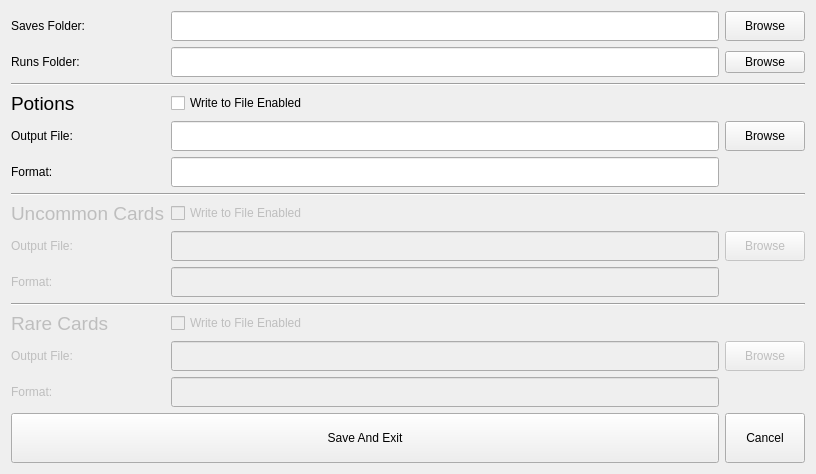
This is src/ui/options.ui in casey-c/spiretool as Qt 5 draws it before an edit. The edited form follows.
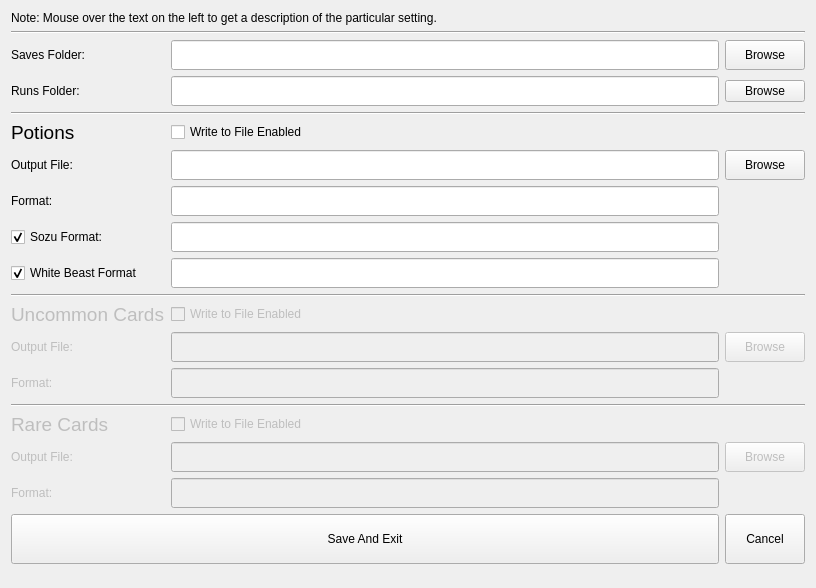
This is the edited form. Icons and pictures are not drawn.

Commit message: Potion updates (boss floor chests, Sozu, WBS) and tool tips

```diff
--- a/src/ui/options.ui
+++ b/src/ui/options.ui
@@ -10,7 +10,7 @@
     <x>0</x>
     <y>0</y>
     <width>816</width>
-    <height>473</height>
+    <height>588</height>
    </rect>
   </property>
   <property name="sizePolicy">
@@ -30,82 +30,127 @@
     <normaloff>:/logo/logo32.png</normaloff>:/logo/logo32.png</iconset>
   </property>
   <layout class="QGridLayout" name="gridLayout">
-   <item row="7" column="0">
-    <widget class="QLabel" name="label_5">
-     <property name="enabled">
-      <bool>false</bool>
-     </property>
-     <property name="font">
-      <font>
-       <pointsize>14</pointsize>
-      </font>
+   <item row="2" column="2">
+    <widget class="QPushButton" name="browse_saves">
+     <property name="minimumSize">
+      <size>
+       <width>0</width>
+       <height>30</height>
+      </size>
      </property>
      <property name="text">
-      <string>Uncommon Cards</string>
+      <string>Browse</string>
      </property>
     </widget>
    </item>
-   <item row="8" column="0">
-    <widget class="QLabel" name="label_6">
+   <item row="13" column="1">
+    <widget class="QLineEdit" name="lineEdit_4">
      <property name="enabled">
       <bool>false</bool>
+     </property>
+     <property name="minimumSize">
+      <size>
+       <width>0</width>
+       <height>30</height>
+      </size>
+     </property>
+    </widget>
+   </item>
+   <item row="6" column="0">
+    <widget class="QLabel" name="label_potion_out">
+     <property name="toolTip">
+      <string>&lt;html&gt;&lt;head/&gt;&lt;body&gt;&lt;p&gt;The name of the file to write to. Defaults to potions.txt in the current directory (where you ran this .exe from). WARNING: this file will be overwritten / destroyed repeatedly.&lt;/p&gt;&lt;/body&gt;&lt;/html&gt;</string>
      </property>
      <property name="text">
       <string>Output File:</string>
      </property>
     </widget>
    </item>
-   <item row="0" column="1">
-    <widget class="QLineEdit" name="edit_saves">
-     <property name="minimumSize">
-      <size>
-       <width>0</width>
-       <height>30</height>
-      </size>
+   <item row="3" column="0">
+    <widget class="QLabel" name="label_2">
+     <property name="toolTip">
+      <string>&lt;html&gt;&lt;head/&gt;&lt;body&gt;&lt;p&gt;Point the program to SlayTheSpire's runs folder for it to track your run history statistics for all games you've played. Note that this data may be incomplete as it depends on what runs are saved in this folder. As of March 22 2020, saves made on different computers/installs will not all be downloaded automatically (they might not be stored in the Steam Cloud).&lt;/p&gt;&lt;p&gt;You should use the browse button to the right to make sure you get a valid path. With a Steam copy on Windows, this should default to something like:&lt;/p&gt;&lt;p&gt;C:/Program Files (x86)/Steam/steamapps/common/SlayTheSpire/runs&lt;/p&gt;&lt;/body&gt;&lt;/html&gt;</string>
      </property>
-    </widget>
-   </item>
-   <item row="11" column="1">
-    <widget class="QCheckBox" name="checkBox_3">
-     <property name="enabled">
-      <bool>false</bool>
-     </property>
      <property name="text">
-      <string>Write to File Enabled</string>
+      <string>Runs Folder:</string>
      </property>
     </widget>
    </item>
-   <item row="11" column="0">
-    <widget class="QLabel" name="label_8">
-     <property name="enabled">
-      <bool>false</bool>
-     </property>
-     <property name="font">
-      <font>
-       <pointsize>14</pointsize>
-      </font>
-     </property>
-     <property name="text">
-      <string>Rare Cards</string>
-     </property>
-    </widget>
-   </item>
-   <item row="10" column="0" colspan="3">
-    <widget class="Line" name="line_3">
+   <item row="11" column="0" colspan="3">
+    <widget class="Line" name="line_2">
      <property name="orientation">
       <enum>Qt::Horizontal</enum>
      </property>
     </widget>
    </item>
    <item row="3" column="1">
-    <widget class="QCheckBox" name="check_potion">
+    <widget class="QLineEdit" name="edit_runs">
+     <property name="minimumSize">
+      <size>
+       <width>0</width>
+       <height>30</height>
+      </size>
+     </property>
+    </widget>
+   </item>
+   <item row="17" column="0">
+    <widget class="QLabel" name="label_9">
+     <property name="enabled">
+      <bool>false</bool>
+     </property>
      <property name="text">
-      <string>Write to File Enabled</string>
+      <string>Output File:</string>
+     </property>
+    </widget>
+   </item>
+   <item row="14" column="0">
+    <widget class="QLabel" name="label_7">
+     <property name="enabled">
+      <bool>false</bool>
+     </property>
+     <property name="text">
+      <string>Format:</string>
+     </property>
+    </widget>
+   </item>
+   <item row="20" column="2">
+    <widget class="QPushButton" name="button_cancel">
+     <property name="sizePolicy">
+      <sizepolicy hsizetype="Minimum" vsizetype="Fixed">
+       <horstretch>0</horstretch>
+       <verstretch>0</verstretch>
+      </sizepolicy>
+     </property>
+     <property name="minimumSize">
+      <size>
+       <width>0</width>
+       <height>50</height>
+      </size>
+     </property>
+     <property name="text">
+      <string>Cancel</string>
      </property>
     </widget>
    </item>
    <item row="9" column="1">
-    <widget class="QLineEdit" name="lineEdit_5">
+    <widget class="QLineEdit" name="edit_potion_format_wbs">
+     <property name="minimumSize">
+      <size>
+       <width>0</width>
+       <height>30</height>
+      </size>
+     </property>
+    </widget>
+   </item>
+   <item row="3" column="2">
+    <widget class="QPushButton" name="browse_runs">
+     <property name="text">
+      <string>Browse</string>
+     </property>
+    </widget>
+   </item>
+   <item row="18" column="1">
+    <widget class="QLineEdit" name="lineEdit_7">
      <property name="enabled">
       <bool>false</bool>
      </property>
@@ -117,37 +162,86 @@
      </property>
     </widget>
    </item>
-   <item row="5" column="0">
-    <widget class="QLabel" name="label_potion_format">
+   <item row="7" column="1">
+    <widget class="QLineEdit" name="edit_potion_format">
+     <property name="minimumSize">
+      <size>
+       <width>0</width>
+       <height>30</height>
+      </size>
+     </property>
+    </widget>
+   </item>
+   <item row="13" column="2">
+    <widget class="QPushButton" name="browse_uncommon_out">
+     <property name="enabled">
+      <bool>false</bool>
+     </property>
+     <property name="minimumSize">
+      <size>
+       <width>0</width>
+       <height>30</height>
+      </size>
+     </property>
      <property name="text">
-      <string>Format:</string>
+      <string>Browse</string>
+     </property>
+    </widget>
+   </item>
+   <item row="0" column="0" colspan="3">
+    <widget class="QLabel" name="label_4">
+     <property name="sizePolicy">
+      <sizepolicy hsizetype="Preferred" vsizetype="Fixed">
+       <horstretch>0</horstretch>
+       <verstretch>0</verstretch>
+      </sizepolicy>
+     </property>
+     <property name="text">
+      <string>Note: Mouse over the text on the left to get a description of the particular setting.</string>
+     </property>
+    </widget>
+   </item>
+   <item row="4" column="0" colspan="3">
+    <widget class="Line" name="line">
+     <property name="orientation">
+      <enum>Qt::Horizontal</enum>
+     </property>
+    </widget>
+   </item>
+   <item row="5" column="1">
+    <widget class="QCheckBox" name="check_potion">
+     <property name="toolTip">
+      <string>&lt;html&gt;&lt;head/&gt;&lt;body&gt;&lt;p&gt;Enable/disable the writing of the potion chance to file. The main UI will continue to update, but no file is written if this setting is unchecked.&lt;/p&gt;&lt;/body&gt;&lt;/html&gt;</string>
+     </property>
+     <property name="text">
+      <string>Write to File Enabled</string>
      </property>
     </widget>
    </item>
    <item row="12" column="1">
-    <widget class="QLineEdit" name="lineEdit_6">
+    <widget class="QCheckBox" name="checkBox_2">
      <property name="enabled">
       <bool>false</bool>
      </property>
-     <property name="minimumSize">
-      <size>
-       <width>0</width>
-       <height>30</height>
-      </size>
+     <property name="text">
+      <string>Write to File Enabled</string>
      </property>
     </widget>
    </item>
-   <item row="4" column="1">
-    <widget class="QLineEdit" name="edit_potion_out">
-     <property name="minimumSize">
-      <size>
-       <width>0</width>
-       <height>30</height>
-      </size>
+   <item row="9" column="0">
+    <widget class="QCheckBox" name="check_wbs">
+     <property name="toolTip">
+      <string>&lt;html&gt;&lt;head/&gt;&lt;body&gt;&lt;p&gt;Override the default formatting when the current run has the &amp;quot;White Beast Statue&amp;quot; relic. With this relic, every combat is guaranteed to drop a potion. You may use the '$' character to replace it with the actual number, but it is basically meaningless as every combat reward will have a potion. Note that this override can be disabled by unchecking this box. Also note that in runs with both WBS and Sozu, the Sozu string above will take precedence if enabled. By default, the string here is &amp;quot;100% White Beast Statue&amp;quot;.&lt;/p&gt;&lt;/body&gt;&lt;/html&gt;</string>
      </property>
+     <property name="text">
+      <string>White Beast Format</string>
+     </property>
+     <property name="checked">
+      <bool>true</bool>
+     </property>
     </widget>
    </item>
-   <item row="12" column="2">
+   <item row="17" column="2">
     <widget class="QPushButton" name="browse_rare_out">
      <property name="enabled">
       <bool>false</bool>
@@ -163,7 +257,32 @@
      </property>
     </widget>
    </item>
-   <item row="13" column="0">
+   <item row="12" column="0">
+    <widget class="QLabel" name="label_5">
+     <property name="enabled">
+      <bool>false</bool>
+     </property>
+     <property name="font">
+      <font>
+       <pointsize>14</pointsize>
+      </font>
+     </property>
+     <property name="text">
+      <string>Uncommon Cards</string>
+     </property>
+    </widget>
+   </item>
+   <item row="7" column="0">
+    <widget class="QLabel" name="label_potion_format">
+     <property name="toolTip">
+      <string>&lt;html&gt;&lt;head/&gt;&lt;body&gt;&lt;p&gt;You can gently format the output to fit your specific needs. The program will place all occurences of the '$' character with the particular integer corresponding to the potion chance. For example, the text:&lt;/p&gt;&lt;p&gt;Potions: $%&lt;/p&gt;&lt;p&gt;will write:&lt;/p&gt;&lt;p&gt;Potions: 40%&lt;/p&gt;&lt;p&gt;into the file specified above.&lt;/p&gt;&lt;/body&gt;&lt;/html&gt;</string>
+     </property>
+     <property name="text">
+      <string>Format:</string>
+     </property>
+    </widget>
+   </item>
+   <item row="18" column="0">
     <widget class="QLabel" name="label_10">
      <property name="enabled">
       <bool>false</bool>
@@ -173,20 +292,46 @@
      </property>
     </widget>
    </item>
-   <item row="4" column="2">
-    <widget class="QPushButton" name="browse_potion_out">
+   <item row="8" column="1">
+    <widget class="QLineEdit" name="edit_potion_format_sozu">
      <property name="minimumSize">
       <size>
        <width>0</width>
        <height>30</height>
       </size>
      </property>
+    </widget>
+   </item>
+   <item row="20" column="0" colspan="2">
+    <widget class="QPushButton" name="button_save">
+     <property name="sizePolicy">
+      <sizepolicy hsizetype="Minimum" vsizetype="Fixed">
+       <horstretch>0</horstretch>
+       <verstretch>0</verstretch>
+      </sizepolicy>
+     </property>
+     <property name="minimumSize">
+      <size>
+       <width>0</width>
+       <height>50</height>
+      </size>
+     </property>
      <property name="text">
-      <string>Browse</string>
+      <string>Save And Exit</string>
      </property>
     </widget>
    </item>
-   <item row="3" column="0">
+   <item row="16" column="1">
+    <widget class="QCheckBox" name="checkBox_3">
+     <property name="enabled">
+      <bool>false</bool>
+     </property>
+     <property name="text">
+      <string>Write to File Enabled</string>
+     </property>
+    </widget>
+   </item>
+   <item row="5" column="0">
     <widget class="QLabel" name="label_3">
      <property name="font">
       <font>
@@ -198,15 +343,11 @@
      </property>
     </widget>
    </item>
-   <item row="2" column="0" colspan="3">
-    <widget class="Line" name="line">
-     <property name="orientation">
-      <enum>Qt::Horizontal</enum>
+   <item row="17" column="1">
+    <widget class="QLineEdit" name="lineEdit_6">
+     <property name="enabled">
+      <bool>false</bool>
      </property>
-    </widget>
-   </item>
-   <item row="5" column="1">
-    <widget class="QLineEdit" name="edit_potion_format">
      <property name="minimumSize">
       <size>
        <width>0</width>
@@ -215,27 +356,45 @@
      </property>
     </widget>
    </item>
-   <item row="7" column="1">
-    <widget class="QCheckBox" name="checkBox_2">
+   <item row="16" column="0">
+    <widget class="QLabel" name="label_8">
      <property name="enabled">
       <bool>false</bool>
      </property>
+     <property name="font">
+      <font>
+       <pointsize>14</pointsize>
+      </font>
+     </property>
      <property name="text">
-      <string>Write to File Enabled</string>
+      <string>Rare Cards</string>
      </property>
     </widget>
    </item>
-   <item row="9" column="0">
-    <widget class="QLabel" name="label_7">
+   <item row="13" column="0">
+    <widget class="QLabel" name="label_6">
      <property name="enabled">
       <bool>false</bool>
      </property>
      <property name="text">
-      <string>Format:</string>
+      <string>Output File:</string>
      </property>
     </widget>
    </item>
-   <item row="0" column="0">
+   <item row="8" column="0">
+    <widget class="QCheckBox" name="check_sozu">
+     <property name="toolTip">
+      <string>&lt;html&gt;&lt;head/&gt;&lt;body&gt;&lt;p&gt;Override the above formatting when the current run has Sozu. Like before, the '$' character is replaced with the potion chance (which remains an integer percentage that changes between floors). There will still be potion drops (the chances for each floor remain the same and you'll still see potions appear), but you may choose to have custom text instead since you cannot actually pick the potions up.&lt;/p&gt;&lt;p&gt;By default, the string is &amp;quot;0% Sozu&amp;quot; which indicates that even though there may be potion drops, you cannot pick any of them up. You can disable custom messages for having the Sozu relic by unchecking this box (it will revert to the original format). Note that this format string overrides the White Beast Statue string (as white beast statue puts the chance to 100% but you can't pick up potions).&lt;/p&gt;&lt;/body&gt;&lt;/html&gt;</string>
+     </property>
+     <property name="text">
+      <string>Sozu Format:</string>
+     </property>
+     <property name="checked">
+      <bool>true</bool>
+     </property>
+    </widget>
+   </item>
+   <item row="2" column="0">
     <layout class="QGridLayout" name="gridLayout_2">
      <item row="0" column="0">
       <widget class="QLabel" name="label">
@@ -246,27 +405,8 @@
      </item>
     </layout>
    </item>
-   <item row="15" column="2">
-    <widget class="QPushButton" name="button_cancel">
-     <property name="sizePolicy">
-      <sizepolicy hsizetype="Minimum" vsizetype="Fixed">
-       <horstretch>0</horstretch>
-       <verstretch>0</verstretch>
-      </sizepolicy>
-     </property>
-     <property name="minimumSize">
-      <size>
-       <width>0</width>
-       <height>50</height>
-      </size>
-     </property>
-     <property name="text">
-      <string>Cancel</string>
-     </property>
-    </widget>
-   </item>
-   <item row="13" column="1">
-    <widget class="QLineEdit" name="lineEdit_7">
+   <item row="14" column="1">
+    <widget class="QLineEdit" name="lineEdit_5">
      <property name="enabled">
       <bool>false</bool>
      </property>
@@ -278,18 +418,8 @@
      </property>
     </widget>
    </item>
-   <item row="4" column="0">
-    <widget class="QLabel" name="label_potion_out">
-     <property name="text">
-      <string>Output File:</string>
-     </property>
-    </widget>
-   </item>
-   <item row="8" column="2">
-    <widget class="QPushButton" name="browse_uncommon_out">
-     <property name="enabled">
-      <bool>false</bool>
-     </property>
+   <item row="6" column="2">
+    <widget class="QPushButton" name="browse_potion_out">
      <property name="minimumSize">
       <size>
        <width>0</width>
@@ -301,77 +431,25 @@
      </property>
     </widget>
    </item>
-   <item row="6" column="0" colspan="3">
-    <widget class="Line" name="line_2">
-     <property name="orientation">
-      <enum>Qt::Horizontal</enum>
-     </property>
-    </widget>
-   </item>
-   <item row="15" column="0" colspan="2">
-    <widget class="QPushButton" name="button_save">
-     <property name="sizePolicy">
-      <sizepolicy hsizetype="Minimum" vsizetype="Fixed">
-       <horstretch>0</horstretch>
-       <verstretch>0</verstretch>
-      </sizepolicy>
-     </property>
+   <item row="6" column="1">
+    <widget class="QLineEdit" name="edit_potion_out">
      <property name="minimumSize">
       <size>
        <width>0</width>
-       <height>50</height>
-      </size>
-     </property>
-     <property name="text">
-      <string>Save And Exit</string>
-     </property>
-    </widget>
-   </item>
-   <item row="12" column="0">
-    <widget class="QLabel" name="label_9">
-     <property name="enabled">
-      <bool>false</bool>
-     </property>
-     <property name="text">
-      <string>Output File:</string>
-     </property>
-    </widget>
-   </item>
-   <item row="0" column="2">
-    <widget class="QPushButton" name="browse_saves">
-     <property name="minimumSize">
-      <size>
-       <width>0</width>
        <height>30</height>
       </size>
      </property>
-     <property name="text">
-      <string>Browse</string>
-     </property>
     </widget>
    </item>
-   <item row="8" column="1">
-    <widget class="QLineEdit" name="lineEdit_4">
-     <property name="enabled">
-      <bool>false</bool>
+   <item row="15" column="0" colspan="3">
+    <widget class="Line" name="line_3">
+     <property name="orientation">
+      <enum>Qt::Horizontal</enum>
      </property>
-     <property name="minimumSize">
-      <size>
-       <width>0</width>
-       <height>30</height>
-      </size>
-     </property>
     </widget>
    </item>
-   <item row="1" column="0">
-    <widget class="QLabel" name="label_2">
-     <property name="text">
-      <string>Runs Folder:</string>
-     </property>
-    </widget>
-   </item>
-   <item row="1" column="1">
-    <widget class="QLineEdit" name="edit_runs">
+   <item row="2" column="1">
+    <widget class="QLineEdit" name="edit_saves">
      <property name="minimumSize">
       <size>
        <width>0</width>
@@ -380,10 +458,10 @@
      </property>
     </widget>
    </item>
-   <item row="1" column="2">
-    <widget class="QPushButton" name="browse_runs">
-     <property name="text">
-      <string>Browse</string>
+   <item row="1" column="0" colspan="3">
+    <widget class="Line" name="line_4">
+     <property name="orientation">
+      <enum>Qt::Horizontal</enum>
      </property>
     </widget>
    </item>
```
Left out of the diff: 40 changed lines with no effect on the pictures. The commit also changes 7 other files.
